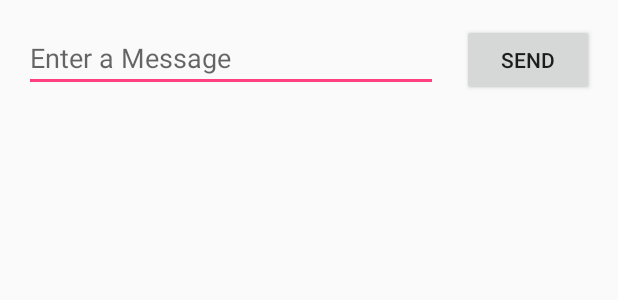
After one commit to KnewHow/anko-demo, an Android app: the layout activity_login_box_with_xml.xml on its own in the app's theme, with its tools: preview values and no code run, on a phone screen of 412 x 824 dp. The commit adds this screen. Shown: the top 300 px of the screen. Run offline under Robolectric (Android 15) with nearby library versions, the phone set to English and light mode, and no system bars.

Commit message:
complete basic code

```diff
--- a/app/src/main/AndroidManifest.xml
+++ b/app/src/main/AndroidManifest.xml
@@ -23,7 +23,11 @@
                 <category android:name="android.intent.category.LAUNCHER" />
             </intent-filter>
         </activity>
-        <activity android:name=".RelativeLayoutActivity"></activity>
+        <activity android:name=".RelativeLayoutActivity" />
+        <activity android:name=".LoginBoxWithXML" />
+        <activity android:name=".AnkoComponentDemo" />
+        <activity android:name=".AnkoComponentActivity" />
+        <activity android:name=".LayoutParamsActivity" />
     </application>
 
 </manifest>
--- /dev/null
+++ b/app/src/main/res/layout/activity_login_box_with_xml.xml
@@ -0,0 +1,34 @@
+<?xml version="1.0" encoding="utf-8"?>
+<android.support.constraint.ConstraintLayout
+    xmlns:android="http://schemas.android.com/apk/res/android"
+    xmlns:app="http://schemas.android.com/apk/res-auto"
+    xmlns:tools="http://schemas.android.com/tools"
+    android:layout_width="match_parent"
+    android:layout_height="match_parent">
+
+    <EditText
+        android:id="@+id/editText"
+        android:layout_width="0dp"
+        android:layout_height="wrap_content"
+        android:layout_marginStart="16dp"
+        android:layout_marginTop="16dp"
+        android:ems="10"
+        android:hint="Enter a Message"
+        android:inputType="textPersonName"
+        app:layout_constraintEnd_toStartOf="@+id/button"
+        app:layout_constraintHorizontal_bias="0.5"
+        app:layout_constraintStart_toStartOf="parent"
+        app:layout_constraintTop_toTopOf="parent" />
+
+    <Button
+        android:id="@+id/button"
+        android:layout_width="wrap_content"
+        android:layout_height="wrap_content"
+        android:layout_marginEnd="16dp"
+        android:layout_marginStart="16dp"
+        android:text="SEND"
+        app:layout_constraintBaseline_toBaselineOf="@+id/editText"
+        app:layout_constraintEnd_toEndOf="parent"
+        app:layout_constraintHorizontal_bias="0.5"
+        app:layout_constraintStart_toEndOf="@+id/editText" />
+</android.support.constraint.ConstraintLayout>
```
Also changed, not shown: app/src/main/java/com/example/how/anko_demo/AnkoComponentActivity.kt (added, +43 -0 lines), app/src/main/java/com/example/how/anko_demo/LayoutParamsActivity.kt (added, +20 -0 lines), app/src/main/java/com/example/how/anko_demo/LineLayoutActivity.kt (deleted, +0 -12 lines), app/src/main/java/com/example/how/anko_demo/LoginBoxWithXML.kt (added, +20 -0 lines), app/src/main/java/com/example/how/anko_demo/MainActivity.kt (+17 -1 lines), app/src/main/java/com/example/how/anko_demo/RelativeLayoutActivity.kt (deleted, +0 -12 lines), app/src/main/res/layout/activity_anko_component.xml (added, +9 -0 lines), app/src/main/res/layout/activity_layout_params.xml (added, +9 -0 lines), app/src/main/res/layout/activity_line_layout.xml (deleted, +0 -30 lines), app/src/main/res/layout/activity_relative_layout.xml (deleted, +0 -52 lines), 1 other file.
